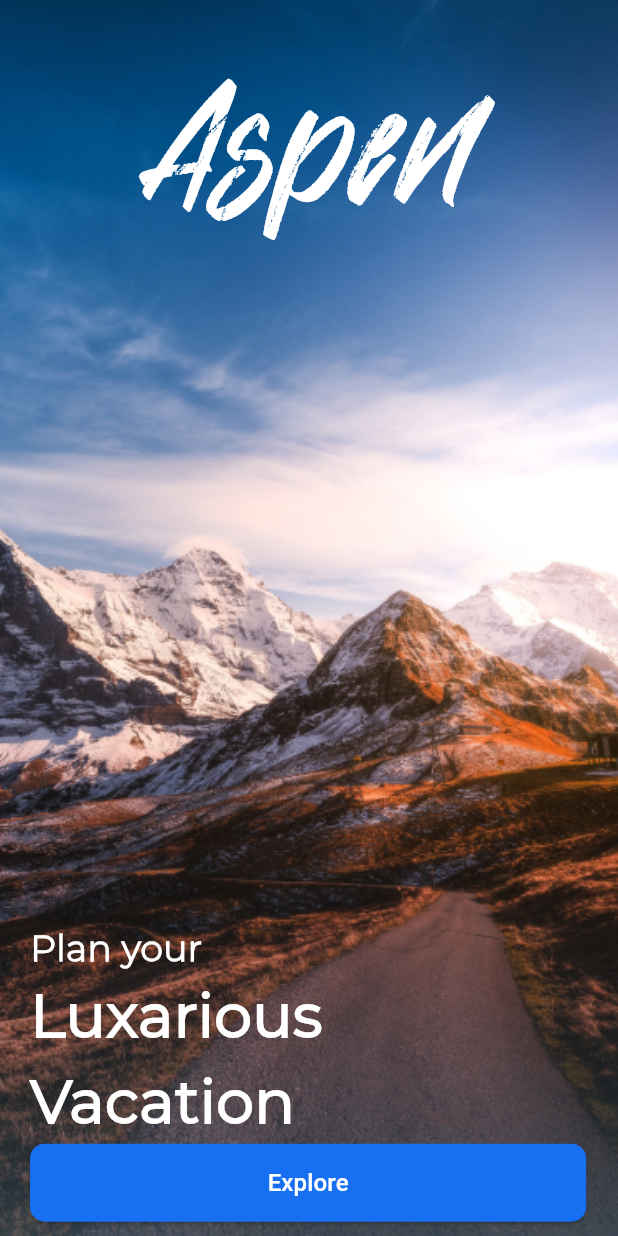
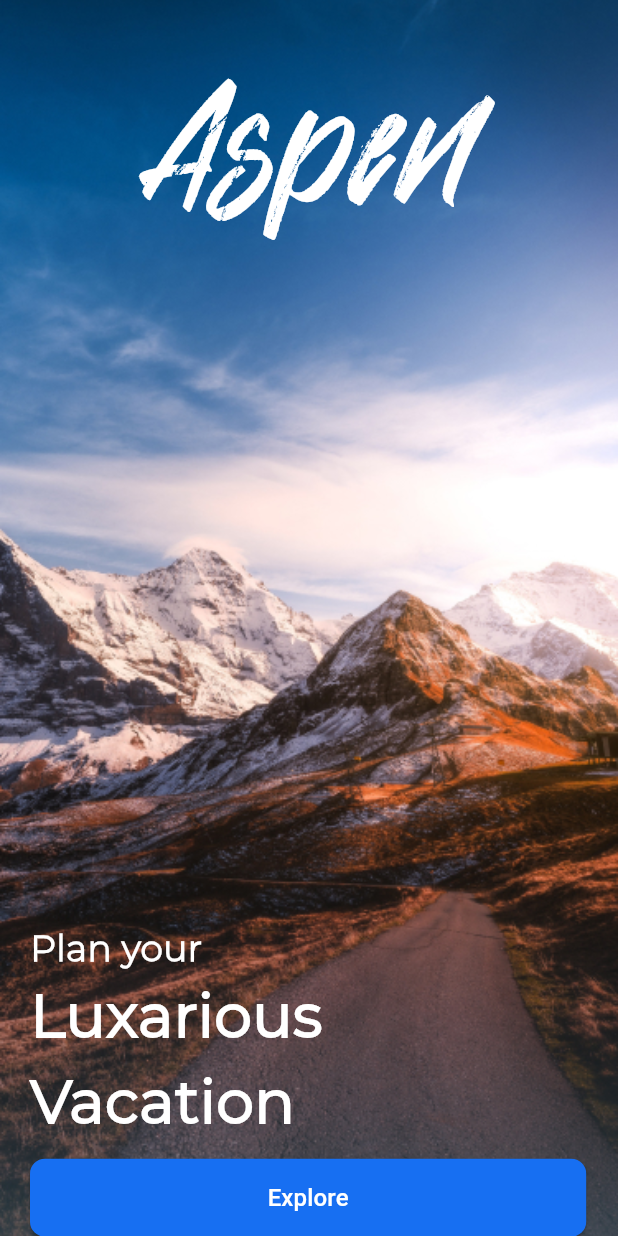
Before and after one commit to takiul-sumon/Travel-App, a Flutter app: the screen it shows after launch, on a phone screen of 412 x 824 dp. Run offline on Flutter 3.47's test engine with Material 3 defaults, Android fonts, the phone set to English and light mode, and no system bars.

Commit message:
Splash Screan finishing

```diff
--- a/lib/Splash_Screan.dart
+++ b/lib/Splash_Screan.dart
@@ -43,13 +43,16 @@ class Splash_Screan extends StatelessWidget {
                           color: Colors.white,
                           fontFamily: 'Montserrat-SemiBold',
                           fontWeight: FontWeight.bold)),
-                const  Text(
+                Padding(
+                  padding: EdgeInsets.fromLTRB(0, 0, 10, 10),
+                  child: const  Text(
                       'Luxarious\nVacation',
                       style: TextStyle(
                           fontSize: 40,
                           color: Colors.white,
                           fontFamily: 'Montserrat-Regular',
                           fontWeight: FontWeight.bold),
+                    ),
                 ),
                   SizedBox(
                     height: 52,width: MediaQuery.of(context).size.width*.9,
```
Lines whose indentation alone changed are shown as unchanged.
